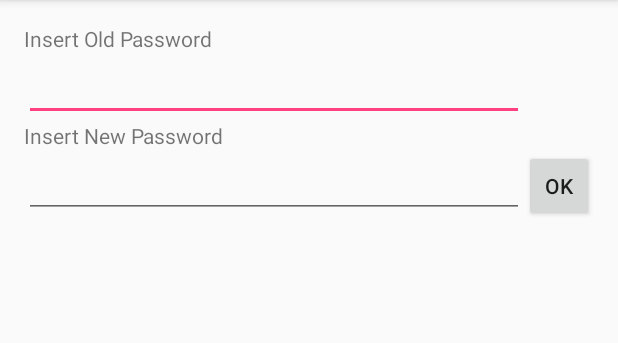
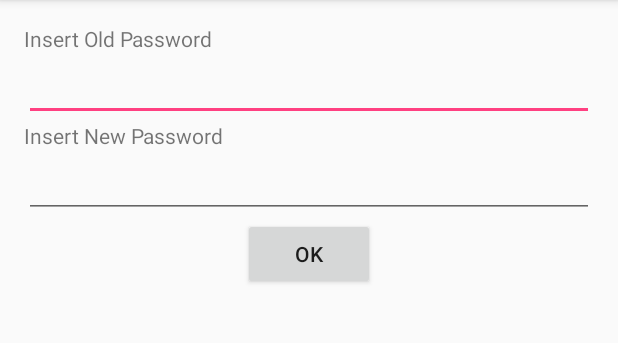
Before and after one commit to andreppires/Ubibike, an Android app: the ChangePassword screen opened directly, with no data from a screen before it, on a phone screen of 412 x 824 dp, the part 84-427 px from its top. Run offline under Robolectric (Android 15) with nearby library versions, the phone set to English and light mode, and no system bars.

Commit message:
Change Password fortíssimo

```diff
--- a/UbiBike/app/src/main/res/layout/activity_change_password.xml
+++ b/UbiBike/app/src/main/res/layout/activity_change_password.xml
@@ -26,12 +26,12 @@
 
         <LinearLayout
         android:orientation="horizontal"
-        android:layout_width="wrap_content"
+        android:layout_width="match_parent"
         android:layout_height="wrap_content">
 
 
         <EditText
-            android:layout_width="500px"
+            android:layout_width="match_parent"
             android:inputType="textPassword"
             android:layout_height="wrap_content"
             android:id="@+id/oldPasswordEdit" />
@@ -47,23 +47,23 @@
 
         <LinearLayout
             android:orientation="horizontal"
-            android:layout_width="wrap_content"
-            android:layout_height="66dp">
+            android:layout_width="match_parent"
+            android:layout_height="wrap_content">
 
             <EditText
-                android:layout_width="500px"
+                android:layout_width="match_parent"
                 android:layout_height="wrap_content"
                 android:inputType="textPassword"
                 android:id="@+id/newPasswordEdit" />
 
-            <Button
-                android:layout_width="wrap_content"
-                android:layout_height="wrap_content"
-                android:text="Ok"
-                android:id="@+id/okNewPassword"
-                android:layout_gravity="right" />
+        </LinearLayout>
 
-        </LinearLayout>
+        <Button
+            android:layout_width="wrap_content"
+            android:layout_height="wrap_content"
+            android:text="Ok"
+            android:id="@+id/okNewPassword"
+            android:layout_gravity="center_horizontal" />
 
     </LinearLayout>
 </RelativeLayout>
```
Also changed, not shown: UbiBike/app/src/main/java/pt/ulisboa/tecnico/cmov/ubibike/ChangePassword.java (+116 -6 lines), UbiBike/app/src/main/res/layout/activity_edit_profile.xml (+0 -23 lines).
